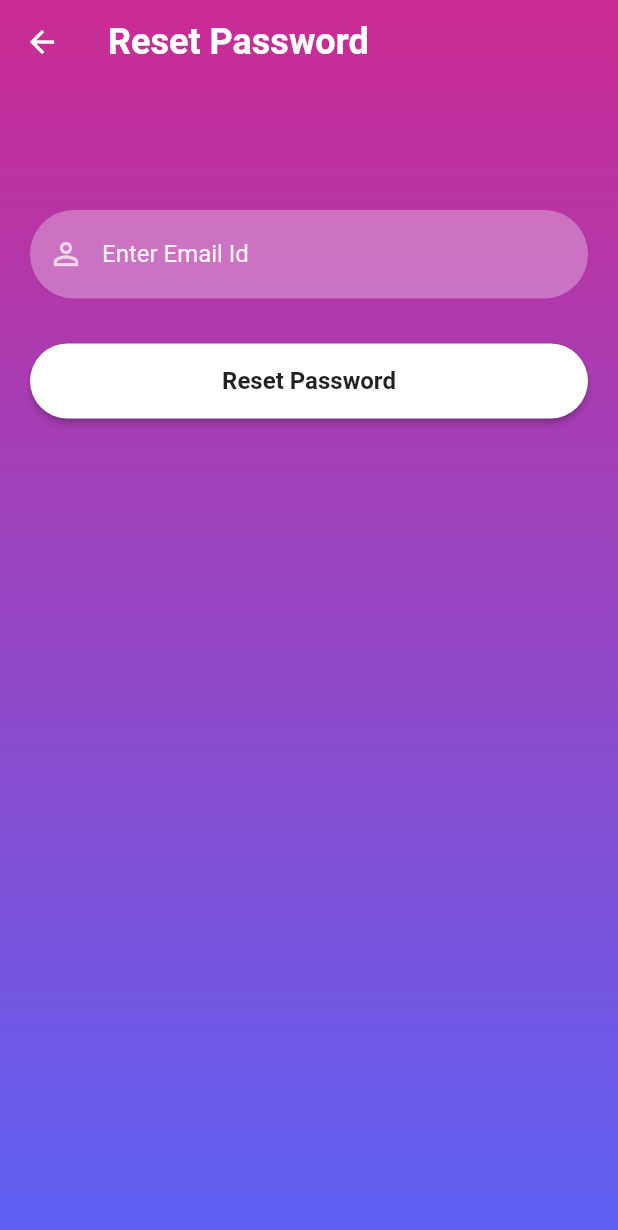
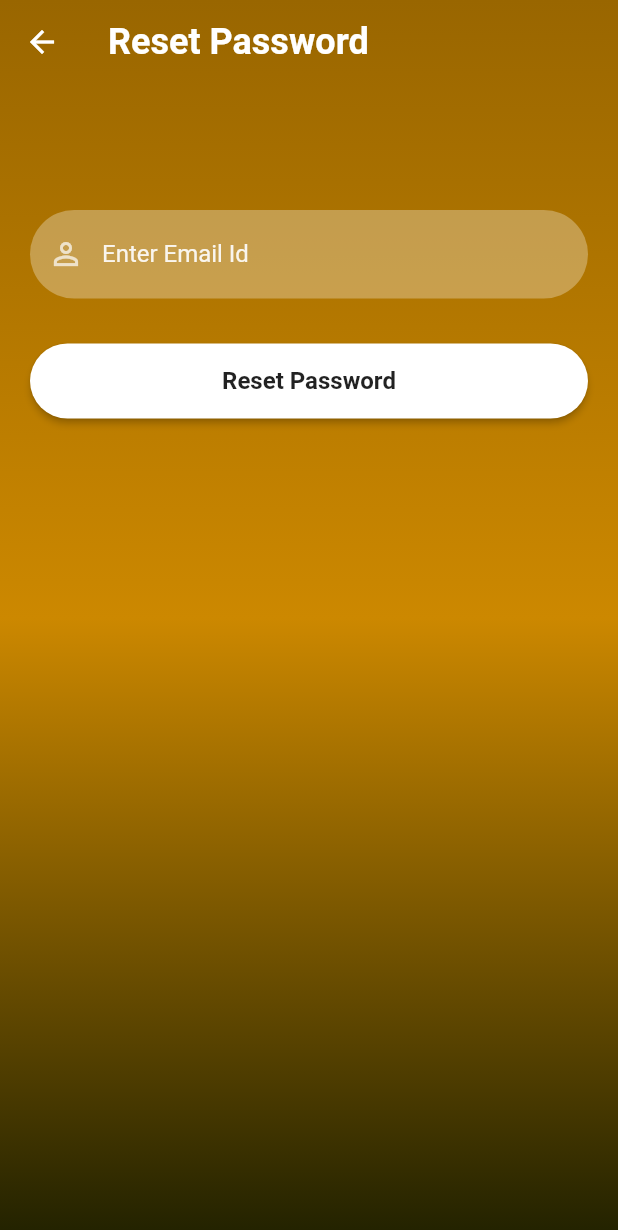
Before and after one commit to treemorse/pillar, a Flutter app: the screen it shows after launch, after a tap on "Forgot Password?", on a phone screen of 412 x 824 dp. Shown: the top 1230 px of the screen. Run offline on Flutter 3.47's test engine with Material 2 defaults, Android fonts, the phone set to English and light mode, and no system bars; our stand-ins replace firebase_auth, firebase_core; missing offline and left inert: yandex_mapkit; accounts and stored records are empty; network calls fail.

Commit message:
Changed color scheme, logout button and logo

```diff
--- a/lib/reusable_widgets/reusable_widget.dart
+++ b/lib/reusable_widgets/reusable_widget.dart
@@ -6,7 +6,7 @@ Image logoWidget(String imageName) {
     fit: BoxFit.fitWidth,
     width: 240,
     height: 240,
-    color: Colors.white,
+    color: Colors.black,
   );
 }
 
--- a/lib/screens/reset_password.dart
+++ b/lib/screens/reset_password.dart
@@ -29,11 +29,16 @@ class _ResetPasswordState extends State<ResetPassword> {
         width: MediaQuery.of(context).size.width,
         height: MediaQuery.of(context).size.height,
         decoration: BoxDecoration(
-            gradient: LinearGradient(colors: [
-          hexStringToColor("CB2B93"),
-          hexStringToColor("9546C4"),
-          hexStringToColor("5E61F4")
-        ], begin: Alignment.topCenter, end: Alignment.bottomCenter)),
+          gradient: LinearGradient(
+            colors: [
+              hexStringToColor("996600"),
+              hexStringToColor("CC8800"),
+              hexStringToColor("222200"),
+            ],
+            begin: Alignment.topCenter,
+            end: Alignment.bottomCenter,
+          ),
+        ),
         child: SingleChildScrollView(
           child: Padding(
             padding: const EdgeInsets.fromLTRB(20, 120, 20, 0),
--- a/lib/screens/signin_screen.dart
+++ b/lib/screens/signin_screen.dart
@@ -24,11 +24,16 @@ class _SignInScreenState extends State<SignInScreen> {
         width: MediaQuery.of(context).size.width,
         height: MediaQuery.of(context).size.height,
         decoration: BoxDecoration(
-            gradient: LinearGradient(colors: [
-          hexStringToColor("CB2B93"),
-          hexStringToColor("9546C4"),
-          hexStringToColor("5E61F4")
-        ], begin: Alignment.topCenter, end: Alignment.bottomCenter)),
+          gradient: LinearGradient(
+            colors: [
+              hexStringToColor("996600"),
+              hexStringToColor("CC8800"),
+              hexStringToColor("222200"),
+            ],
+            begin: Alignment.topCenter,
+            end: Alignment.bottomCenter,
+          ),
+        ),
         child: SingleChildScrollView(
           child: Padding(
             padding: EdgeInsets.fromLTRB(
```
Also changed, not shown: lib/screens/map_screen.dart (+6 -5 lines), lib/screens/signup_screen.dart (+11 -6 lines), lib/assets/images/logo1.png.
